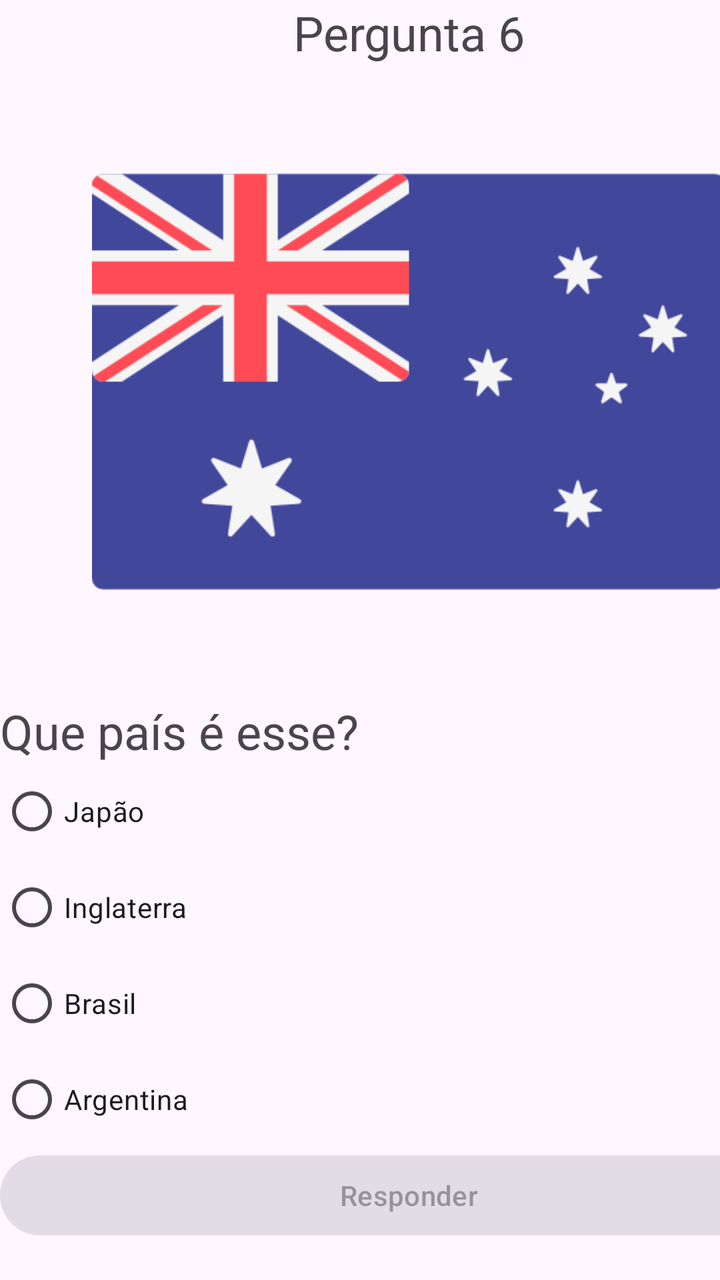
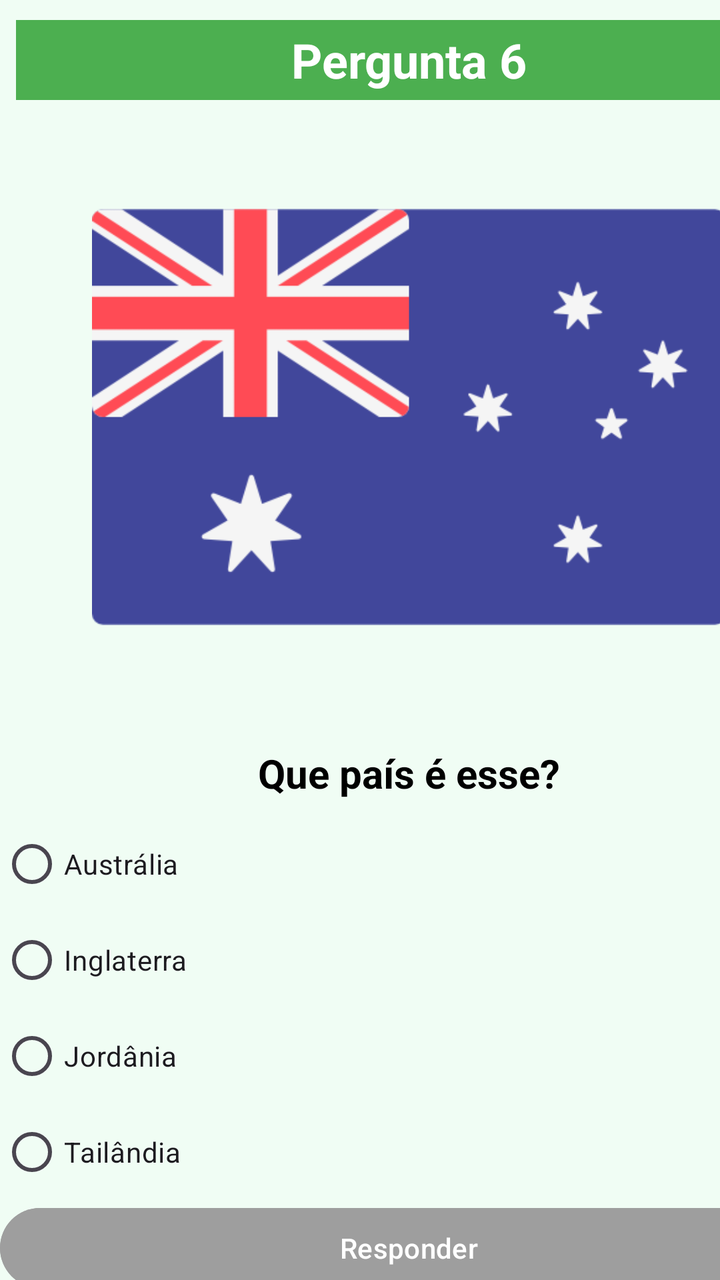

Compare the two renders of this Android layout. The source of the first and the diff that turns it into the second are given below.
<!-- AndroidManifest.xml: application theme Theme.QuizBandeiras -->
<!-- res/layout/activity_pergunta6.xml -->
<?xml version="1.0" encoding="utf-8"?>
<androidx.constraintlayout.widget.ConstraintLayout xmlns:android="http://schemas.android.com/apk/res/android"
    xmlns:app="http://schemas.android.com/apk/res-auto"
    xmlns:tools="http://schemas.android.com/tools"
    android:id="@+id/main"
    android:layout_width="match_parent"
    android:layout_height="match_parent"
    tools:context=".Pergunta6">

    <LinearLayout
        android:orientation="vertical"
        android:layout_width="409dp"
        android:layout_height="729dp">
        <TextView
            android:textSize="24sp"
            android:gravity="center"
            android:id="@+id/textView6"
            android:layout_width="match_parent"
            android:layout_height="wrap_content"
            android:text="Pergunta 6"/>
        <ImageView
            android:id="@+id/imageView2"
            android:layout_width="match_parent"
            android:layout_height="317dp"
            app:srcCompat="@drawable/australia"/>
        <TextView
            android:textSize="24sp"
            android:id="@+id/textView2"
            android:layout_width="match_parent"
            android:layout_height="wrap_content"
            android:text="Que país é esse?"/>
        <RadioGroup
            android:id="@+id/rgpAlternativas"
            android:layout_width="match_parent"
            android:layout_height="match_parent">
            <RadioButton
                android:id="@+id/rgbOpcao1"
                android:layout_width="match_parent"
                android:layout_height="wrap_content"
                android:text="Japão "/>
            <RadioButton
                android:id="@+id/rgbOpcao2"
                android:layout_width="match_parent"
                android:layout_height="wrap_content"
                android:text="Inglaterra"/>
            <RadioButton
                android:id="@+id/rgbOpcao3"
                android:layout_width="match_parent"
                android:layout_height="wrap_content"
                android:text="Brasil"/>
            <RadioButton
                android:id="@+id/rgbOpcao4"
                android:layout_width="match_parent"
                android:layout_height="wrap_content"
                android:text="Argentina"/>
            <Button
                android:enabled="false"
                android:id="@+id/btnResponder"
                android:layout_width="match_parent"
                android:layout_height="wrap_content"
                android:text="Responder"/>
        </RadioGroup>
    </LinearLayout>
</androidx.constraintlayout.widget.ConstraintLayout>
<!-- resources referenced by this layout -->
<resources>
  <!-- drawable australia: png bitmap (drawable, 16477 bytes) -->
  <style name="Theme.QuizBandeiras" parent="Base.Theme.QuizBandeiras" />
  <style name="Base.Theme.QuizBandeiras" parent="Theme.Material3.DayNight.NoActionBar">
          
          
      </style>
</resources>

<!-- the commit's change to res/layout/activity_pergunta6.xml (unified diff, before → after) -->
@@ -5,60 +5,83 @@
     android:id="@+id/main"
     android:layout_width="match_parent"
     android:layout_height="match_parent"
+    android:background="#F0FDF4"
     tools:context=".Pergunta6">
 
     <LinearLayout
-        android:orientation="vertical"
         android:layout_width="409dp"
-        android:layout_height="729dp">
+        android:layout_height="729dp"
+        android:orientation="vertical">
+
         <TextView
-            android:textSize="24sp"
-            android:gravity="center"
             android:id="@+id/textView6"
             android:layout_width="match_parent"
-            android:layout_height="wrap_content"
-            android:text="Pergunta 6"/>
+            android:layout_height="40dp"
+            android:layout_marginStart="8dp"
+            android:layout_marginTop="10dp"
+            android:layout_marginEnd="8dp"
+            android:background="#4CAF50"
+            android:gravity="center"
+            android:text="Pergunta 6"
+            android:textColor="@android:color/white"
+            android:textSize="24sp"
+            android:textStyle="bold" />
+
         <ImageView
             android:id="@+id/imageView2"
             android:layout_width="match_parent"
             android:layout_height="317dp"
-            app:srcCompat="@drawable/australia"/>
+            app:srcCompat="@drawable/australia" />
+
         <TextView
-            android:textSize="24sp"
             android:id="@+id/textView2"
             android:layout_width="match_parent"
             android:layout_height="wrap_content"
-            android:text="Que país é esse?"/>
+            android:layout_marginTop="6dp"
+            android:layout_marginBottom="8dp"
+            android:gravity="center"
+            android:text="Que país é esse?"
+            android:textColor="@android:color/black"
+            android:textSize="20sp"
+            android:textStyle="bold" />
+
         <RadioGroup
             android:id="@+id/rgpAlternativas"
             android:layout_width="match_parent"
             android:layout_height="match_parent">
+
             <RadioButton
                 android:id="@+id/rgbOpcao1"
                 android:layout_width="match_parent"
                 android:layout_height="wrap_content"
-                android:text="Japão "/>
+                android:text="Austrália " />
+
             <RadioButton
                 android:id="@+id/rgbOpcao2"
                 android:layout_width="match_parent"
                 android:layout_height="wrap_content"
-                android:text="Inglaterra"/>
+                android:text="Inglaterra" />
+
             <RadioButton
                 android:id="@+id/rgbOpcao3"
                 android:layout_width="match_parent"
                 android:layout_height="wrap_content"
-                android:text="Brasil"/>
+                android:text="Jordânia" />
+
             <RadioButton
                 android:id="@+id/rgbOpcao4"
                 android:layout_width="match_parent"
                 android:layout_height="wrap_content"
-                android:text="Argentina"/>
+                android:text="Tailândia" />
+
             <Button
-                android:enabled="false"
                 android:id="@+id/btnResponder"
                 android:layout_width="match_parent"
                 android:layout_height="wrap_content"
-                android:text="Responder"/>
+                android:backgroundTint="#9E9E9E"
+                android:enabled="false"
+                android:text="Responder"
+                android:textColor="@android:color/white" />
         </RadioGroup>
     </LinearLayout>
 </androidx.constraintlayout.widget.ConstraintLayout>
